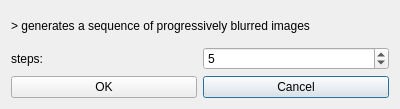
Above: src/MultiBlurDialog.ui from MCInversion/ImageProcessingSTU before the change. Below: the same form after it.
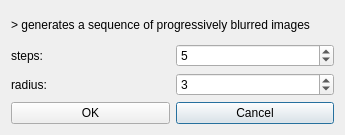
That is the form after the change.

```diff
--- a/src/MultiBlurDialog.ui
+++ b/src/MultiBlurDialog.ui
@@ -6,30 +6,23 @@
    <rect>
     <x>0</x>
     <y>0</y>
-    <width>400</width>
-    <height>109</height>
+    <width>345</width>
+    <height>135</height>
    </rect>
   </property>
   <property name="windowTitle">
    <string>Multi-Blur</string>
   </property>
   <layout class="QGridLayout" name="gridLayout">
-   <item row="2" column="1">
+   <item row="3" column="1">
     <widget class="QPushButton" name="cancelButton">
      <property name="text">
       <string>Cancel</string>
      </property>
     </widget>
    </item>
-   <item row="2" column="0">
-    <widget class="QPushButton" name="okButton">
-     <property name="text">
-      <string>OK</string>
-     </property>
-    </widget>
-   </item>
    <item row="1" column="1">
-    <widget class="QSpinBox" name="spinBox">
+    <widget class="QSpinBox" name="stepsSpinBox">
      <property name="minimum">
       <number>1</number>
      </property>
@@ -38,13 +31,6 @@
      </property>
     </widget>
    </item>
-   <item row="1" column="0">
-    <widget class="QLabel" name="label">
-     <property name="text">
-      <string>steps:</string>
-     </property>
-    </widget>
-   </item>
    <item row="0" column="0" colspan="2">
     <widget class="QLabel" name="label_2">
      <property name="text">
@@ -52,6 +38,37 @@
      </property>
     </widget>
    </item>
+   <item row="3" column="0">
+    <widget class="QPushButton" name="okButton">
+     <property name="text">
+      <string>OK</string>
+     </property>
+    </widget>
+   </item>
+   <item row="1" column="0">
+    <widget class="QLabel" name="label">
+     <property name="text">
+      <string>steps:</string>
+     </property>
+    </widget>
+   </item>
+   <item row="2" column="0">
+    <widget class="QLabel" name="label_3">
+     <property name="text">
+      <string>radius:</string>
+     </property>
+    </widget>
+   </item>
+   <item row="2" column="1">
+    <widget class="QSpinBox" name="radiusSpinBox">
+     <property name="minimum">
+      <number>1</number>
+     </property>
+     <property name="value">
+      <number>3</number>
+     </property>
+    </widget>
+   </item>
   </layout>
  </widget>
  <resources/>
```
